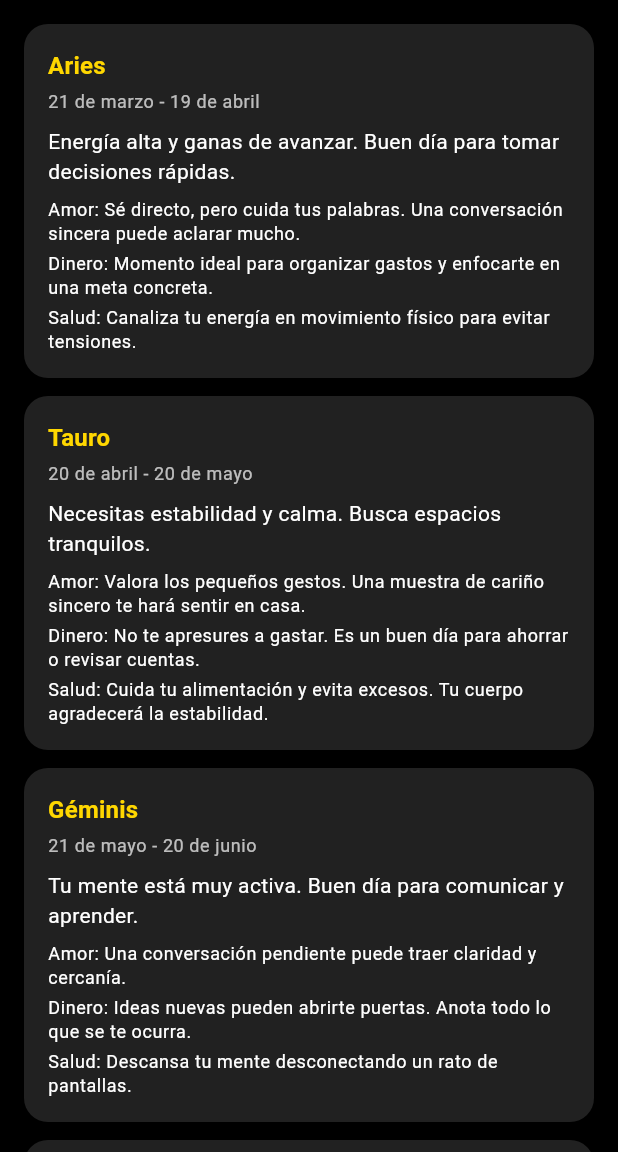
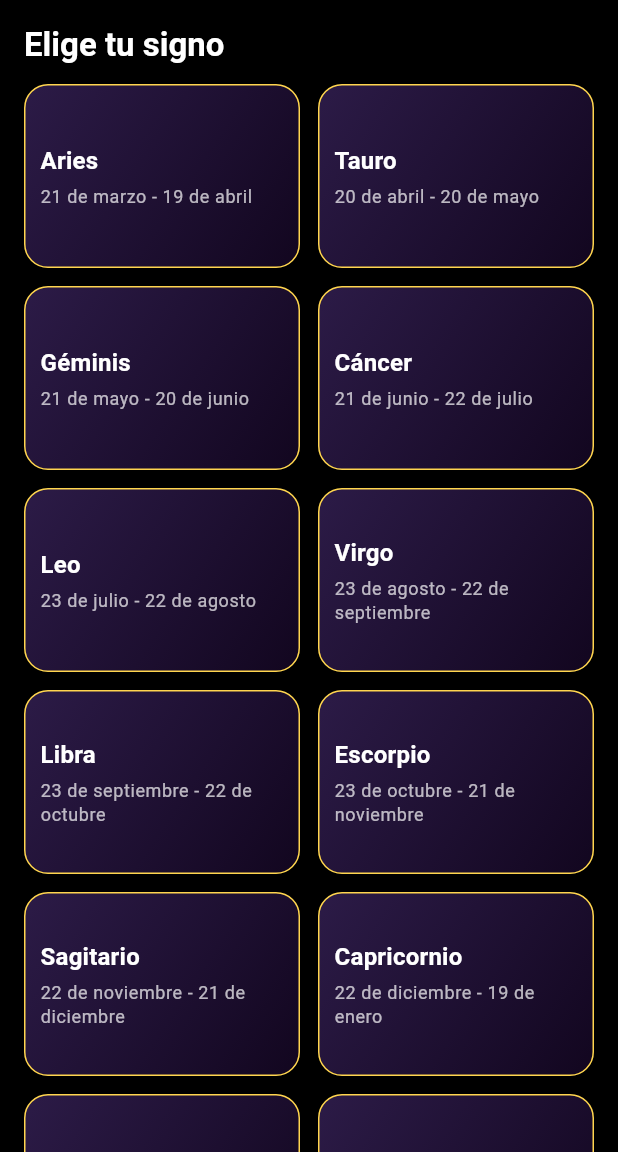
Before and after one commit to redwine3700-netizen/Tarot_App, a Flutter app: the HoroscopeScreen screen opened directly, on a phone screen of 412 x 824 dp, the part 84-1236 px from its top. Run offline on Flutter 3.47's test engine with Material 3 defaults, Android fonts, the phone set to English and light mode, and no system bars; our stand-ins replace shared_preferences; accounts and stored records are empty.

Commit message:
feat: mejorar pantalla de horóscopos y modelo de signos

```diff
--- /dev/null
+++ b/lib/data/horoscopes_data.dart
@@ -0,0 +1,114 @@
+class HoroscopeSign {
+  final String id;
+  final String name;
+  final String dateRange;
+  final String emoji;
+  final String message;
+
+  const HoroscopeSign({
+    required this.id,
+    required this.name,
+    required this.dateRange,
+    required this.emoji,
+    required this.message,
+  });
+}
+
+const List<HoroscopeSign> horoscopeSigns = [
+  HoroscopeSign(
+    id: 'aries',
+    name: 'Aries',
+    dateRange: '21 mar - 19 abr',
+    emoji: '♈️',
+    message:
+    'Tu energía está alta. Buen día para iniciar algo que llevas tiempo postergando.',
+  ),
+  HoroscopeSign(
+    id: 'tauro',
+    name: 'Tauro',
+    dateRange: '20 abr - 20 may',
+    emoji: '♉️',
+    message:
+    'Busca la calma y el placer en las cosas simples. No te apresures, el tiempo juega a tu favor.',
+  ),
+  HoroscopeSign(
+    id: 'geminis',
+    name: 'Géminis',
+    dateRange: '21 may - 20 jun',
+    emoji: '♊️',
+    message:
+    'Las conversaciones hoy pueden abrir caminos. Escucha tanto como hablas.',
+  ),
+  HoroscopeSign(
+    id: 'cancer',
+    name: 'Cáncer',
+    dateRange: '21 jun - 22 jul',
+    emoji: '♋️',
+    message:
+    'Tu sensibilidad es un regalo. Rodéate de personas que la cuiden y la valoren.',
+  ),
+  HoroscopeSign(
+    id: 'leo',
+    name: 'Leo',
+    dateRange: '23 jul - 22 ago',
+    emoji: '♌️',
+    message:
+    'Tu brillo natural se nota. Día ideal para mostrar tus talentos y recibir reconocimiento.',
+  ),
+  HoroscopeSign(
+    id: 'virgo',
+    name: 'Virgo',
+    dateRange: '23 ago - 22 sep',
+    emoji: '♍️',
+    message:
+    'Ordenar, limpiar y poner en claro tus ideas te dará una paz enorme hoy.',
+  ),
+  HoroscopeSign(
+    id: 'libra',
+    name: 'Libra',
+    dateRange: '23 sep - 22 oct',
+    emoji: '♎️',
+    message:
+    'Busca el equilibrio entre lo que das y lo que recibes. No te olvides de ti.',
+  ),
+  HoroscopeSign(
+    id: 'escorpio',
+    name: 'Escorpio',
+    dateRange: '23 oct - 21 nov',
+    emoji: '♏️',
+    message:
+    'La intensidad te acompaña. Úsala para transformarte, no para pelear con todo el mundo.',
+  ),
+  HoroscopeSign(
+    id: 'sagitario',
+    name: 'Sagitario',
+    dateRange: '22 nov - 21 dic',
+    emoji: '♐️',
+    message:
+    'Tu espíritu aventurero pide movimiento. Aunque sea algo pequeño, cambia de rutina.',
+  ),
+  HoroscopeSign(
+    id: 'capricornio',
+    name: 'Capricornio',
+    dateRange: '22 dic - 19 ene',
+    emoji: '♑️',
+    message:
+    'Paso a paso, pero sin detenerte. Hoy un pequeño avance vale más que mil planes en la cabeza.',
+  ),
+  HoroscopeSign(
+    id: 'acuario',
+    name: 'Acuario',
+    dateRange: '20 ene - 18 feb',
+    emoji: '♒️',
+    message:
+    'Tu forma distinta de ver el mundo hoy puede inspirar a alguien cercano.',
+  ),
+  HoroscopeSign(
+    id: 'piscis',
+    name: 'Piscis',
+    dateRange: '19 feb - 20 mar',
+    emoji: '♓️',
+    message:
+    'Escucha tu intuición y tus sueños. Hay mensajes importantes para ti en lo sutil.',
+  ),
+];
--- a/lib/main.dart
+++ b/lib/main.dart
@@ -1,6 +1,7 @@
 import 'dart:math';
 import 'package:flutter/material.dart';
 import 'package:shared_preferences/shared_preferences.dart';
+
 
 /// MODELO DE CARTA DE TAROT
 class TarotCard {
@@ -216,7 +217,7 @@ class HoroscopeSign {
   final String dinero;
   final String salud;
 
-  HoroscopeSign({
+  const HoroscopeSign({
     required this.nombre,
     required this.fecha,
     required this.resumenHoy,
@@ -225,6 +226,7 @@ class HoroscopeSign {
     required this.salud,
   });
 }
+
 
 /// LISTA DE SIGNOS
 final List<HoroscopeSign> signos = [
@@ -918,24 +920,86 @@ class HoroscopeScreen extends StatelessWidget {
         title: const Text('Horóscopos'),
         centerTitle: true,
       ),
-      body: ListView.builder(
-        padding: const EdgeInsets.all(16),
-        itemCount: signos.length,
-        itemBuilder: (context, index) {
-          final signo = signos[index];
-          return Card(
-            color: Colors.grey[900],
-            shape: RoundedRectangleBorder(
-              borderRadius: BorderRadius.circular(16),
-            ),
-            margin: const EdgeInsets.only(bottom: 12),
-            child: Padding(
-              padding: const EdgeInsets.all(16),
+      body: Padding(
+        padding: const EdgeInsets.all(16.0),
         child: Column(
           crossAxisAlignment: CrossAxisAlignment.start,
           children: [
             Text(
-                    signo.nombre,
+              'Elige tu signo',
+              style: theme.textTheme.titleLarge?.copyWith(
+                fontWeight: FontWeight.bold,
+              ),
+            ),
+            const SizedBox(height: 12),
+            Expanded(
+              child: GridView.builder(
+                itemCount: signos.length,
+                gridDelegate: const SliverGridDelegateWithFixedCrossAxisCount(
+                  crossAxisCount: 2,
+                  crossAxisSpacing: 12,
+                  mainAxisSpacing: 12,
+                  childAspectRatio: 3 / 2,
+                ),
+                itemBuilder: (context, index) {
+                  final sign = signos[index];
+                  return _HoroscopeCard(sign: sign);
+                },
+              ),
+            ),
+          ],
+        ),
+      ),
+    );
+  }
+}
+
+class _HoroscopeCard extends StatelessWidget {
+  final HoroscopeSign sign;
+
+  const _HoroscopeCard({required this.sign});
+
+  @override
+  Widget build(BuildContext context) {
+    final theme = Theme.of(context);
+
+    return InkWell(
+      borderRadius: BorderRadius.circular(16),
+      onTap: () {
+        showModalBottomSheet(
+          context: context,
+          backgroundColor: const Color(0xFF160B2A),
+          shape: const RoundedRectangleBorder(
+            borderRadius: BorderRadius.vertical(top: Radius.circular(24)),
+          ),
+          builder: (context) {
+            return Padding(
+              padding: const EdgeInsets.fromLTRB(20, 20, 20, 32),
+              child: SingleChildScrollView(
+                child: Column(
+                  mainAxisSize: MainAxisSize.min,
+                  crossAxisAlignment: CrossAxisAlignment.start,
+                  children: [
+                    // Cabecera: nombre + fecha
+                    Text(
+                      sign.nombre,
+                      style: theme.textTheme.titleLarge?.copyWith(
+                        fontWeight: FontWeight.bold,
+                        color: Colors.white,
+                      ),
+                    ),
+                    const SizedBox(height: 4),
+                    Text(
+                      sign.fecha,
+                      style: theme.textTheme.bodySmall?.copyWith(
+                        color: Colors.white70,
+                      ),
+                    ),
+                    const SizedBox(height: 16),
+
+                    // Resumen
+                    Text(
+                      'Resumen de hoy',
                       style: theme.textTheme.titleMedium?.copyWith(
                         color: const Color(0xFFFFD700),
                         fontWeight: FontWeight.bold,
@@ -943,40 +1007,114 @@ class HoroscopeScreen extends StatelessWidget {
                     ),
                     const SizedBox(height: 4),
                     Text(
-                    signo.fecha,
-                    style: theme.textTheme.bodySmall?.copyWith(
-                      color: Colors.white70,
+                      sign.resumenHoy,
+                      style: theme.textTheme.bodyMedium?.copyWith(
+                        color: Colors.white,
+                        height: 1.4,
                       ),
                     ),
-                  const SizedBox(height: 8),
+                    const SizedBox(height: 16),
+
+                    // Amor
                     Text(
-                    signo.resumenHoy,
-                    style: theme.textTheme.bodyMedium,
+                      'Amor',
+                      style: theme.textTheme.titleMedium?.copyWith(
+                        color: const Color(0xFFFFD700),
+                        fontWeight: FontWeight.bold,
                       ),
-                  const SizedBox(height: 8),
-                  Text(
-                    'Amor: ${signo.amor}',
-                    style: theme.textTheme.bodySmall,
                     ),
                     const SizedBox(height: 4),
                     Text(
-                    'Dinero: ${signo.dinero}',
-                    style: theme.textTheme.bodySmall,
+                      sign.amor,
+                      style: theme.textTheme.bodyMedium?.copyWith(
+                        color: Colors.white,
+                        height: 1.4,
+                      ),
+                    ),
+                    const SizedBox(height: 16),
+
+                    // Dinero
+                    Text(
+                      'Dinero',
+                      style: theme.textTheme.titleMedium?.copyWith(
+                        color: const Color(0xFFFFD700),
+                        fontWeight: FontWeight.bold,
+                      ),
                     ),
                     const SizedBox(height: 4),
                     Text(
-                    'Salud: ${signo.salud}',
-                    style: theme.textTheme.bodySmall,
+                      sign.dinero,
+                      style: theme.textTheme.bodyMedium?.copyWith(
+                        color: Colors.white,
+                        height: 1.4,
+                      ),
+                    ),
+                    const SizedBox(height: 16),
+
+                    // Salud
+                    Text(
+                      'Salud',
+                      style: theme.textTheme.titleMedium?.copyWith(
+                        color: const Color(0xFFFFD700),
+                        fontWeight: FontWeight.bold,
+                      ),
+                    ),
+                    const SizedBox(height: 4),
+                    Text(
+                      sign.salud,
+                      style: theme.textTheme.bodyMedium?.copyWith(
+                        color: Colors.white,
+                        height: 1.4,
+                      ),
                     ),
                   ],
                 ),
               ),
             );
           },
+        );
+      },
+      child: Ink(
+        decoration: BoxDecoration(
+          borderRadius: BorderRadius.circular(16),
+          gradient: const LinearGradient(
+            colors: [
+              Color(0xFF2C1B47),
+              Color(0xFF12061F),
+            ],
+            begin: Alignment.topLeft,
+            end: Alignment.bottomRight,
+          ),
+          border: Border.all(color: const Color(0xFFFFD54F), width: 1),
+        ),
+        child: Padding(
+          padding: const EdgeInsets.all(10.0),
+          child: Column(
+            mainAxisAlignment: MainAxisAlignment.center,
+            crossAxisAlignment: CrossAxisAlignment.start,
+            children: [
+              Text(
+                sign.nombre,
+                style: theme.textTheme.titleMedium?.copyWith(
+                  fontWeight: FontWeight.bold,
+                  color: Colors.white,
+                ),
+              ),
+              const SizedBox(height: 4),
+              Text(
+                sign.fecha,
+                style: theme.textTheme.bodySmall?.copyWith(
+                  color: Colors.white70,
+                ),
+              ),
+            ],
+          ),
+        ),
       ),
     );
   }
 }
+
 
 /// ------------------- PERFIL / AJUSTES -------------------
 class SettingsScreen extends StatefulWidget {
```
Lines whose indentation alone changed are shown as unchanged.
